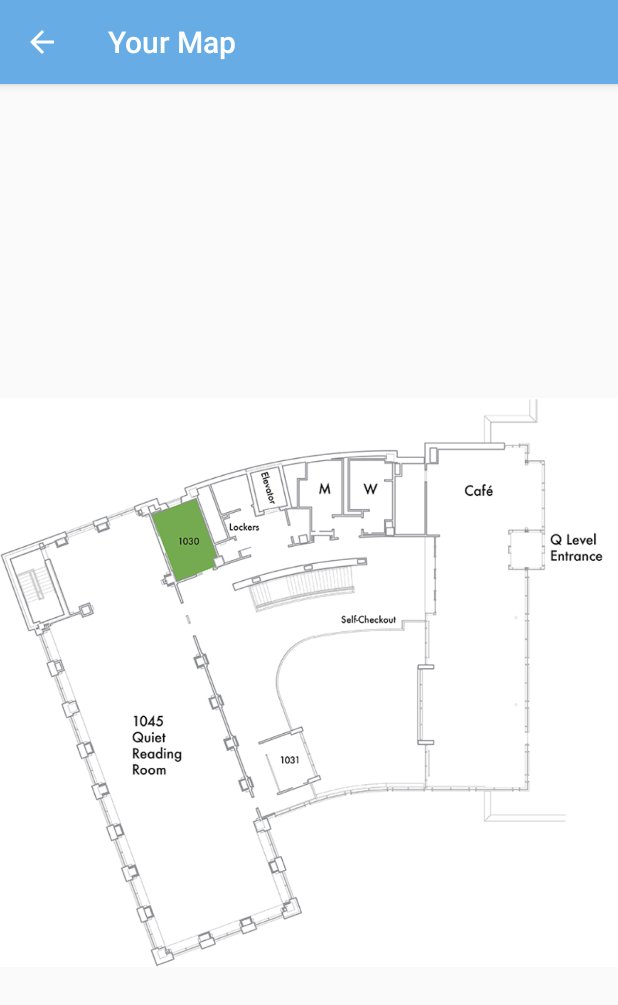
After one commit to jhu-cs-uima-sp19/bookr, an Android app: the ShowMap screen opened directly, with no data from a screen before it, on a phone screen of 412 x 824 dp. The commit adds this screen. Shown: the top 1005 px of the screen. Run offline under Robolectric (Android 15) with nearby library versions, the phone set to English and light mode, and no system bars; network calls fail; Roboto replaces fonts that are not available here; 2 statements that could not run were skipped.

Commit message:
added map to active bookings option menu

```diff
--- a/app/src/main/AndroidManifest.xml
+++ b/app/src/main/AndroidManifest.xml
@@ -32,6 +32,11 @@
         <activity android:name=".MainActivity"
             android:screenOrientation="portrait"
         />
+        <activity android:name=".ShowMap"
+            android:screenOrientation="portrait"
+            android:parentActivityName=".ViewActiveActivity"
+            android:label="Your Map"
+            />
         <activity android:name=".ViewActiveActivity"
             android:screenOrientation="portrait"
             android:parentActivityName=".MainActivity"
--- /dev/null
+++ b/app/src/main/java/com/example/myapplication/ShowMap.java
@@ -0,0 +1,44 @@
+package com.example.myapplication;
+
+import android.content.Intent;
+import android.os.Bundle;
+import android.widget.ImageView;
+import android.widget.RelativeLayout;
+
+import androidx.appcompat.app.AppCompatActivity;
+
+public class ShowMap extends AppCompatActivity {
+    public void onCreate(Bundle savedInstanceState) {
+        super.onCreate(savedInstanceState);
+        setContentView(R.layout.activity_map);
+
+        getSupportActionBar().setDisplayHomeAsUpEnabled(true);
+        Intent old_intent = getIntent();
+        Bundle extras = old_intent.getExtras();
+        String room_num = extras.getString("room_num");
+        setMap(room_num);
+    }
+
+    private void setMap(String room_num) {
+        ImageView map = findViewById(R.id.room_image);
+        switch (room_num) {
+            case "BLC 1030": map.setImageResource(R.drawable.blc1030); break;
+            case "BLC 1031": map.setImageResource(R.drawable.blc1031); break;
+            case "BLC 2003": map.setImageResource(R.drawable.blc2003); break;
+            case "BLC 2005": map.setImageResource(R.drawable.blc2005); break;
+            case "BLC 2006": map.setImageResource(R.drawable.blc2006); break;
+            case "BLC 2007": map.setImageResource(R.drawable.blc2007); break;
+            case "BLC 2010": map.setImageResource(R.drawable.blc2010); break;
+            case "BLC 3010": map.setImageResource(R.drawable.blc3010); break;
+            case "BLC 4031": map.setImageResource(R.drawable.blc4031); break;
+            case "BLC 4043": map.setImageResource(R.drawable.blc4043); break;
+            case "BLC 4045": map.setImageResource(R.drawable.blc4045); break;
+            case "BLC 4047": map.setImageResource(R.drawable.blc4047); break;
+            case "BLC 4049": map.setImageResource(R.drawable.blc4049); break;
+            case "BLC 4051": map.setImageResource(R.drawable.blc4051); break;
+            case "BLC 4053": map.setImageResource(R.drawable.blc4053); break;
+            case "BLC 5010": map.setImageResource(R.drawable.blc5010); break;
+            default: break;
+        }
+    }
+}
--- /dev/null
+++ b/app/src/main/res/layout/activity_map.xml
@@ -0,0 +1,25 @@
+<?xml version="1.0" encoding="utf-8"?>
+<androidx.constraintlayout.widget.ConstraintLayout xmlns:android="http://schemas.android.com/apk/res/android"
+    xmlns:app="http://schemas.android.com/apk/res-auto"
+    xmlns:tools="http://schemas.android.com/tools"
+    android:layout_width="match_parent"
+    android:layout_height="match_parent"
+    tools:context=".ShowMap">
+
+    <ImageView
+        android:id="@+id/room_image"
+        android:layout_width="0dp"
+        android:layout_height="395dp"
+        android:adjustViewBounds="true"
+        android:cropToPadding="true"
+        android:scaleType="fitCenter"
+        app:layout_constraintBottom_toBottomOf="parent"
+        app:layout_constraintEnd_toEndOf="parent"
+        app:layout_constraintHorizontal_bias="0.0"
+        app:layout_constraintStart_toStartOf="parent"
+        app:layout_constraintTop_toTopOf="parent"
+        app:layout_constraintVertical_bias="0.541"
+        app:srcCompat="@drawable/blc1030" />
+
+
+</androidx.constraintlayout.widget.ConstraintLayout>
--- a/app/src/main/res/menu/options_menu.xml
+++ b/app/src/main/res/menu/options_menu.xml
@@ -1,10 +1,10 @@
 <?xml version="1.0" encoding="utf-8"?>
 <menu xmlns:android="http://schemas.android.com/apk/res/android">
-
+    <item
+        android:id="@+id/menu2"
+        android:title="Show Map" />
     <item
         android:id="@+id/menu1"
         android:title="Delete" />
 
-
-
 </menu>
```
Also changed, not shown: app/src/main/java/com/example/myapplication/ActiveRoomsActivity.java (deleted, +0 -24 lines), app/src/main/java/com/example/myapplication/MyRecyclerViewAdapter.java (+65 -0 lines), app/src/main/res/layout/map_popup.xml (added, +27 -0 lines), app/src/main/res/drawable-v24/cancel_popup.png (added).
